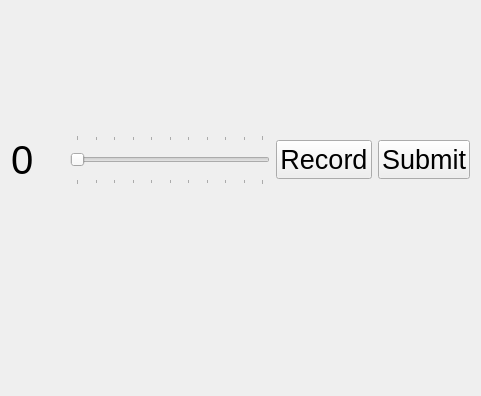
The window that umati/UmatiGradingTaskView.ui (kheimerl/umati) describes before a commit, drawn with Qt 5; both pictures show x 0 to 481 and y 314 to 710 of the 481 by 710 pixel window.
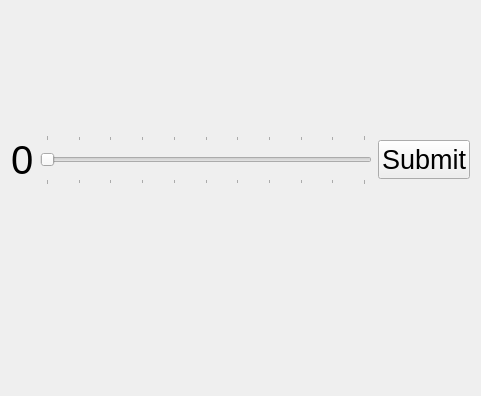
The same window after the commit.

Diff of the .ui file:
```diff
--- a/umati/UmatiGradingTaskView.ui
+++ b/umati/UmatiGradingTaskView.ui
@@ -93,7 +93,7 @@
      <item>
       <widget class="QSlider" name="slider">
        <property name="sizePolicy">
-        <sizepolicy hsizetype="Fixed" vsizetype="Fixed">
+        <sizepolicy hsizetype="Expanding" vsizetype="Fixed">
          <horstretch>0</horstretch>
          <verstretch>0</verstretch>
         </sizepolicy>
@@ -118,18 +118,6 @@
        </property>
       </widget>
      </item>
-     <item>
-      <widget class="QPushButton" name="pushButton">
-       <property name="font">
-        <font>
-         <pointsize>20</pointsize>
-        </font>
-       </property>
-       <property name="text">
-        <string>Record</string>
-       </property>
-      </widget>
-     </item>
      <item>
       <widget class="QPushButton" name="submit">
        <property name="sizePolicy">
```
